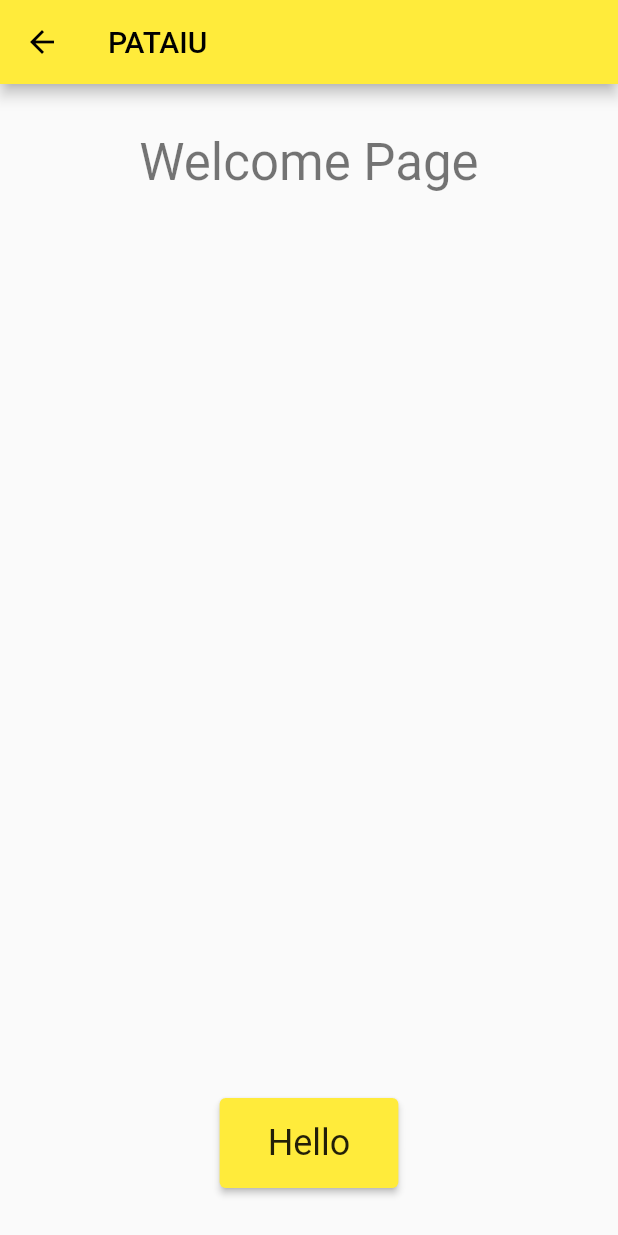
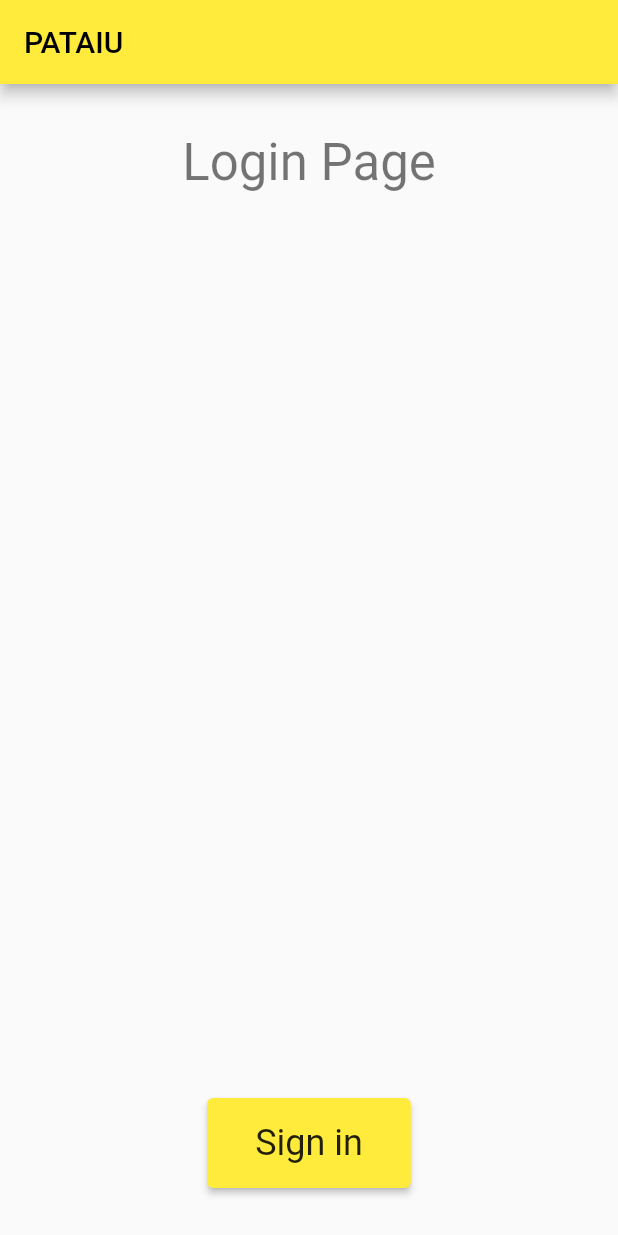
Before and after one commit to michalporeba/dangilydd, a Flutter app: the screen it shows after launch, on a phone screen of 412 x 824 dp. Run offline on Flutter 3.47's test engine with Material 2 defaults, Android fonts, the light colour scheme and no system bars.

Commit message:
blank login screen and an option to logout

```diff
--- /dev/null
+++ b/lib/login.dart
@@ -0,0 +1,35 @@
+import 'package:flutter/material.dart';
+
+class LoginPage extends StatelessWidget {
+  const LoginPage({Key? key}) : super(key: key);
+
+  @override
+  Widget build(BuildContext context) {
+    return Scaffold(
+      appBar: AppBar(title: const Text('PATAIU'),
+        automaticallyImplyLeading: false,
+      ),
+      body: Center(
+          child: Column(
+              children: [
+                Padding(
+                  padding: const EdgeInsets.all(32.0),
+                  child: Text('Login Page', style: Theme.of(context).textTheme.headline4),
+                ),
+                const Spacer(),
+                Padding(
+                  padding: const EdgeInsets.all(32.0),
+                  child: ElevatedButton(
+                      onPressed: () => Navigator.pushReplacementNamed(context, '/welcome'),
+                      child: Padding(
+                        padding: const EdgeInsets.all(16.0),
+                        child: Text('Sign in', style: Theme.of(context).textTheme.headline5),
+                      )
+                  ),
+                )
+              ]
+          )
+      ),
+    );
+  }
+}
--- a/lib/main.dart
+++ b/lib/main.dart
@@ -1,5 +1,6 @@
 import 'package:flutter/material.dart';
 import 'package:pataiu/pages.dart';
+import 'package:pataiu/login.dart';
 
 void main() {
   runApp(const MyApp());
@@ -13,8 +14,9 @@ class MyApp extends StatelessWidget {
   Widget build(BuildContext context) {
     return MaterialApp(
       title: 'PARAIU',
-      initialRoute: '/welcome',
+      initialRoute: '/login',
       routes: {
+        '/login': (context) => const LoginPage(),
         '/welcome': (context) => const WelcomePage(),
         '/': (context) => const MainPage()
       },
--- a/lib/pages.dart
+++ b/lib/pages.dart
@@ -38,7 +38,19 @@ class HomePage extends StatelessWidget {
   @override
   Widget build(BuildContext context) {
     return Scaffold(
-      appBar: AppBar(title: const Text('PATAIU')),
+      appBar: AppBar(title: const Text('PATAIU'),
+          actions: <Widget>[
+            Padding(
+              padding: EdgeInsets.only(right: 20.0),
+                child: GestureDetector(
+                onTap: () { Navigator.pushReplacementNamed(context, '/login'); },
+                child: const Icon(
+                  Icons.logout
+                ),
+              )
+            ),
+          ],
+      ),
       body: Center(
           child: Column(
               children: [
```
